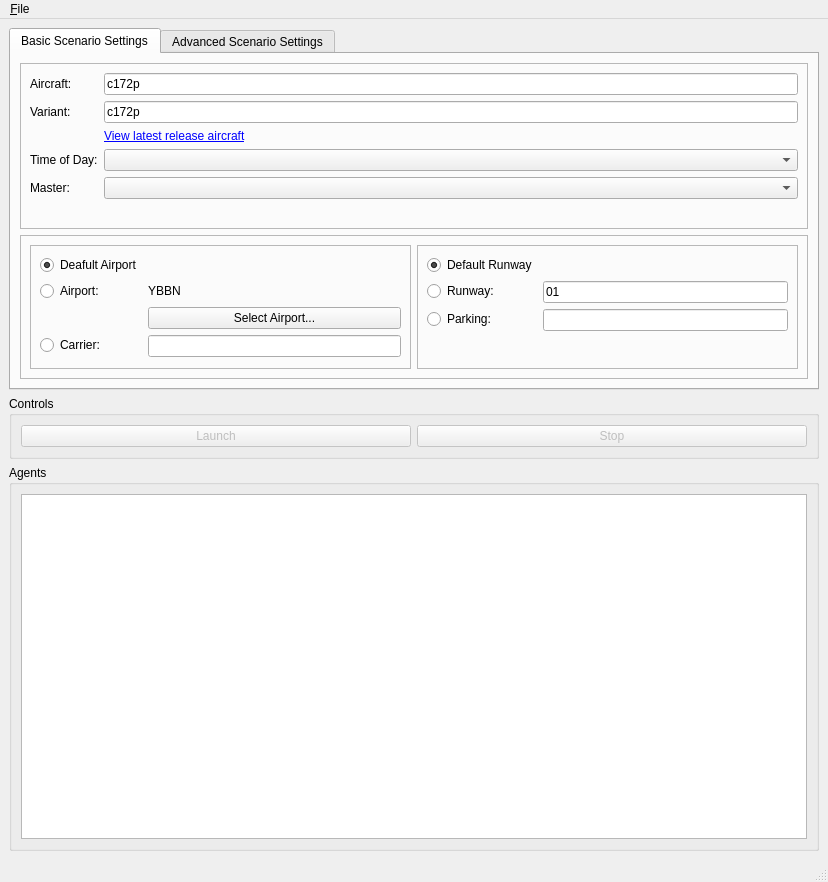
Above: fgo/ui/MainWindow.ui from cgspeck/fg-orchestrator before the change. Below: the same form after it.
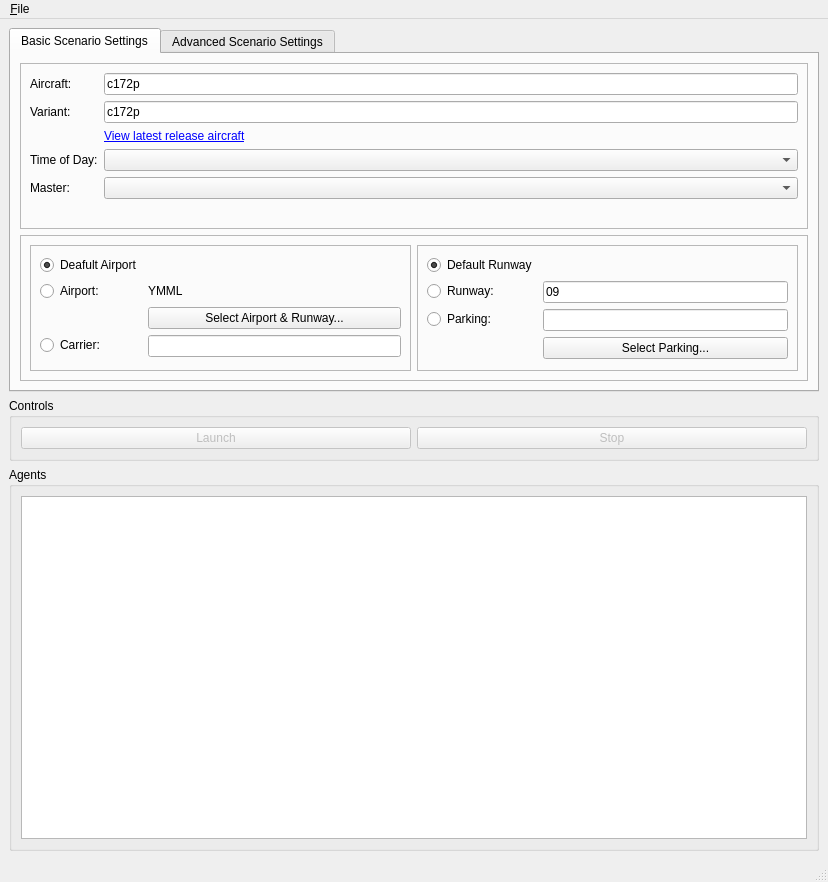
That is the form after the change. Icons and pictures are not drawn.

Commit message: A mechanism to select a valid parking position (#13)

Patch:
```diff
--- a/fgo/ui/MainWindow.ui
+++ b/fgo/ui/MainWindow.ui
@@ -183,14 +183,14 @@
                  </font>
                 </property>
                 <property name="text">
-                 <string>YBBN</string>
+                 <string>YMML</string>
                 </property>
                </widget>
               </item>
               <item row="3" column="1">
                <widget class="QPushButton" name="pbSelectAirport">
                 <property name="text">
-                 <string>Select Airport...</string>
+                 <string>Select Airport &amp;&amp; Runway...</string>
                 </property>
                </widget>
               </item>
@@ -236,7 +236,7 @@
               <item row="1" column="1">
                <widget class="QLineEdit" name="leRunway">
                 <property name="text">
-                 <string>01</string>
+                 <string>09</string>
                 </property>
                </widget>
               </item>
@@ -253,6 +253,13 @@
                 </property>
                </widget>
               </item>
+              <item row="3" column="1">
+               <widget class="QPushButton" name="pbSelectParking">
+                <property name="text">
+                 <string>Select Parking...</string>
+                </property>
+               </widget>
+              </item>
              </layout>
             </widget>
            </item>
```
The commit also changes 21 other files.
